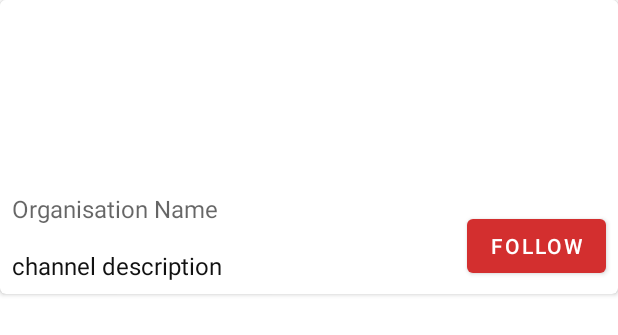
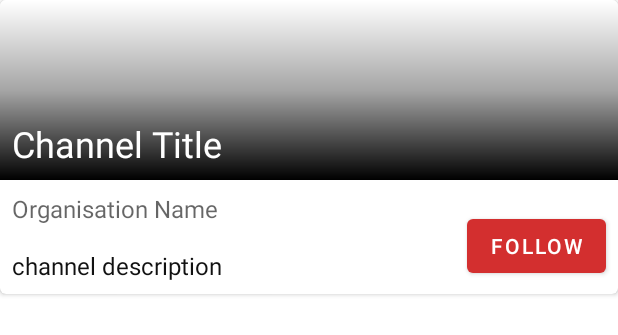
Before and after one commit to vnck/Open-Channel, an Android app: the layout card_channel.xml on its own in the app's theme, with its tools: preview values and no code run, on a phone screen of 412 x 824 dp. Shown: the top 335 px of the screen. Run offline under Robolectric (Android 15) with nearby library versions, the phone set to English and light mode, and no system bars.

```diff
--- a/app/build.gradle
+++ b/app/build.gradle
@@ -1,6 +1,7 @@
 apply plugin: 'com.android.application'
 apply plugin: 'kotlin-android'
 apply plugin: 'kotlin-android-extensions'
+apply plugin: 'com.google.gms.google-services'
 android {
     compileSdkVersion 28
     defaultConfig {
@@ -40,5 +41,3 @@ dependencies {
     implementation 'com.android.support:recyclerview-v7:28.0.0'
     implementation 'com.android.support:cardview-v7:28.0.0'
 }
-
-apply plugin: 'com.google.gms.google-services'
--- a/app/src/main/java/g3_2/open_channel_app/MainActivity.java
+++ b/app/src/main/java/g3_2/open_channel_app/MainActivity.java
@@ -25,7 +25,9 @@ public class MainActivity extends AppCompatActivity {
 
     @Override
     protected void onCreate(Bundle savedInstanceState) {
+
         super.onCreate(savedInstanceState);
+
         setContentView(R.layout.activity_main);
 
         Toolbar toolbar = findViewById(R.id.app_bar);
--- a/app/src/main/java/g3_2/open_channel_app/channels/ChannelActivity.java
+++ b/app/src/main/java/g3_2/open_channel_app/channels/ChannelActivity.java
@@ -29,7 +29,7 @@ public class ChannelActivity extends AppCompatActivity {
         setContentView(R.layout.activity_channel);
         if (savedInstanceState == null) {
             getSupportFragmentManager().beginTransaction()
-                    .replace(R.id.container, ChannelFragment.newInstance())
+                    .replace(R.id.container, ProfileFragment.newInstance())
                     .commitNow();
         }
 
--- a/app/src/main/res/drawable/gradient_bg.xml
+++ b/app/src/main/res/drawable/gradient_bg.xml
@@ -1,4 +1,8 @@
 <?xml version="1.0" encoding="utf-8"?>
-<selector xmlns:android="http://schemas.android.com/apk/res/android">
-
-</selector>
+<shape xmlns:android="http://schemas.android.com/apk/res/android" >
+    <gradient
+        android:angle="90"
+        android:centerColor="#59000000"
+        android:endColor="@android:color/transparent"
+        android:startColor="#000000" />
+</shape>
--- a/app/src/main/res/layout/card_channel.xml
+++ b/app/src/main/res/layout/card_channel.xml
@@ -20,34 +20,52 @@
             android:background="@color/primaryWhite"
             android:scaleType="centerCrop" />
 
+        <FrameLayout
+            android:layout_width="match_parent"
+            android:layout_height="@dimen/oc_channel_card_image_height"
+            android:background="@drawable/gradient_bg" >
+        </FrameLayout>
+
 
         <TextView
             android:id="@+id/title"
             style="@style/TextAppearance.AppCompat.Headline"
-            android:layout_width="wrap_content"
+            android:layout_width="280dp"
             android:layout_height="wrap_content"
             android:padding="8dp"
             android:layout_alignBottom="@id/channelImage"
             android:theme="@style/ThemeOverlay.AppCompat.Dark"
+            android:lines="1"
+            android:scrollHorizontally="true"
+            android:ellipsize="end"
+            android:singleLine="true"
             android:text="@string/title_placeholder" />
 
         <TextView
             android:id="@+id/organisation"
             style="@style/TextAppearance.AppCompat.Subhead"
-            android:layout_width="wrap_content"
+            android:layout_width="280dp"
             android:layout_height="wrap_content"
             android:layout_below="@id/channelImage"
-            android:textColor="?android:textColorSecondary"
+            android:ellipsize="end"
+            android:lines="1"
             android:padding="8dp"
-            android:text="@string/organisation_placeholder" />
+            android:scrollHorizontally="true"
+            android:singleLine="true"
+            android:text="@string/organisation_placeholder"
+            android:textColor="?android:textColorSecondary" />
 
         <TextView
             android:id="@+id/description"
             style="@style/TextAppearance.AppCompat.Subhead"
-            android:layout_width="wrap_content"
+            android:layout_width="280dp"
             android:layout_height="wrap_content"
             android:layout_below="@id/organisation"
+            android:ellipsize="end"
+            android:lines="1"
             android:padding="8dp"
+            android:scrollHorizontally="true"
+            android:singleLine="true"
             android:text="@string/channel_description_placeholder" />
 
         <android.support.design.button.MaterialButton
```
Also changed, not shown: app/src/main/java/g3_2/open_channel_app/AllChannelFragment.java (+45 -2 lines), app/src/main/java/g3_2/open_channel_app/MyChannelFragment.java (+46 -2 lines), app/src/main/java/g3_2/open_channel_app/channels/survey/QuestionsAdapter.java (+3 -11 lines), app/src/main/java/g3_2/open_channel_app/channels/survey/SubFragmentActions.java (+10 -15 lines), app/src/main/java/g3_2/open_channel_app/network/ChannelEntry.java (+1 -46 lines), app/src/main/res/raw/channels.json (+11 -11 lines), app/src/main/res/raw/notification_actions.json (+4 -4 lines), app/src/main/res/raw/notification_docs.json (+4 -4 lines), app/src/main/res/values/strings.xml (+0 -10 lines), 1 other file.
